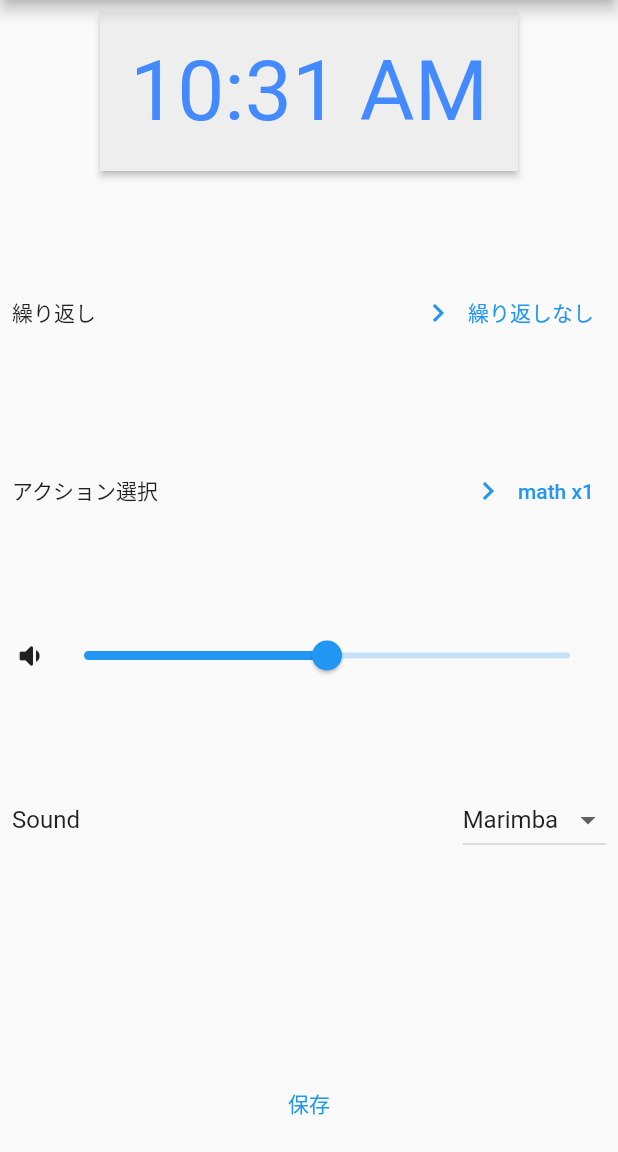
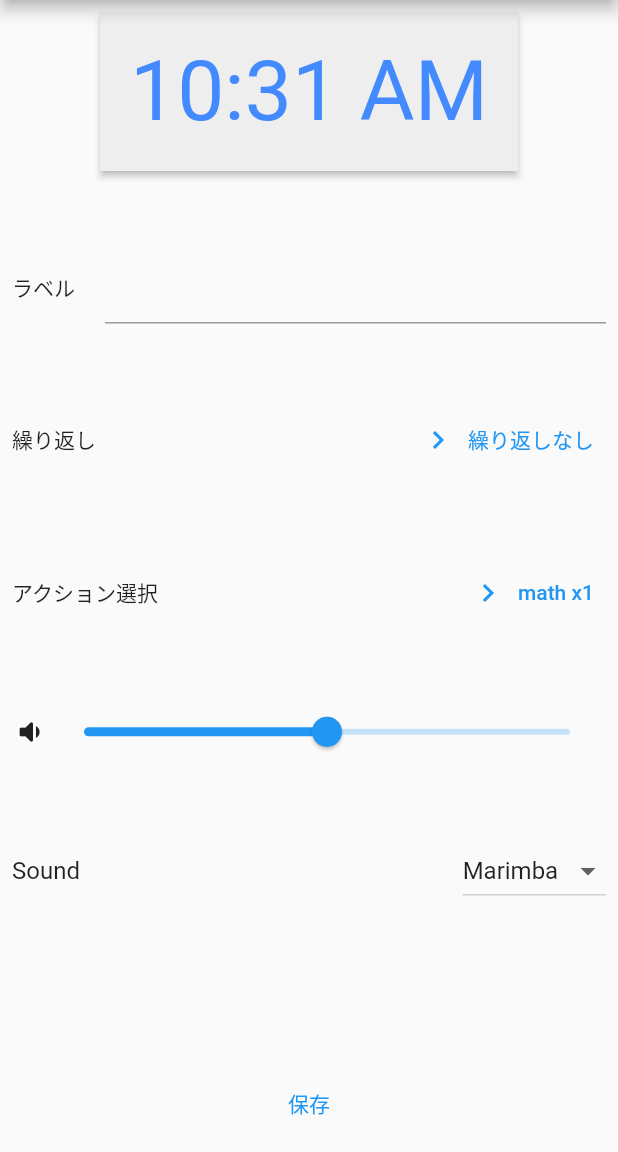
Before and after one commit to OiR-ptr/Flutter_Alarm_exam, a Flutter app: the AlarmEditScreen screen opened directly, on a phone screen of 412 x 824 dp, the part 84-1236 px from its top. Run offline on Flutter 3.47's test engine with Material 3 defaults, Android fonts, the phone set to English and light mode, and no system bars; our stand-ins replace camera, permission_handler, shared_preferences; missing offline and left inert: alarm, audio_session, flutter_sound, flutter_sound_platform_interface, google_mlkit_face_detection; accounts and stored records are empty; statements that could not run were skipped.

Commit message:
:sparkles: feat: アラームラベルを編集可能に設定

```diff
--- a/lib/scenes/alarm_edit_screen.dart
+++ b/lib/scenes/alarm_edit_screen.dart
@@ -19,6 +19,7 @@ class _AlarmEditScreenState extends State<AlarmEditScreen> {
 
   late bool creating;
   late MyAlarmSettings drafting;
+  final _alarmLabelController = TextEditingController();
 
   @override
   void initState() {
@@ -58,7 +59,14 @@ class _AlarmEditScreenState extends State<AlarmEditScreen> {
       );
     } else {
       drafting = widget.alarmSettings!;
+      _alarmLabelController.text = drafting.extensionSettings.label;
     }
+  }
+
+  @override
+  void dispose() {
+    _alarmLabelController.dispose();
+    super.dispose();
   }
 
   Future<void> pickTime() async {
@@ -181,6 +189,23 @@ class _AlarmEditScreenState extends State<AlarmEditScreen> {
                         .copyWith(color: Colors.blueAccent),
                   ),
                 ),
+              ),
+              Row(
+                mainAxisAlignment: MainAxisAlignment.spaceBetween,
+                children: [
+                  const Text("ラベル"),
+                  const Padding(padding: EdgeInsets.fromLTRB(10, 0, 10, 0)),
+                  Expanded(
+                    child: TextField(
+                      controller: _alarmLabelController,
+                      onChanged: (value) => setState(() {
+                        drafting = drafting.copyWith(
+                          label: value,
+                        );
+                      }),
+                    ),
+                  ),
+                ],
               ),
               Row(
                 mainAxisAlignment: MainAxisAlignment.spaceBetween,
```
